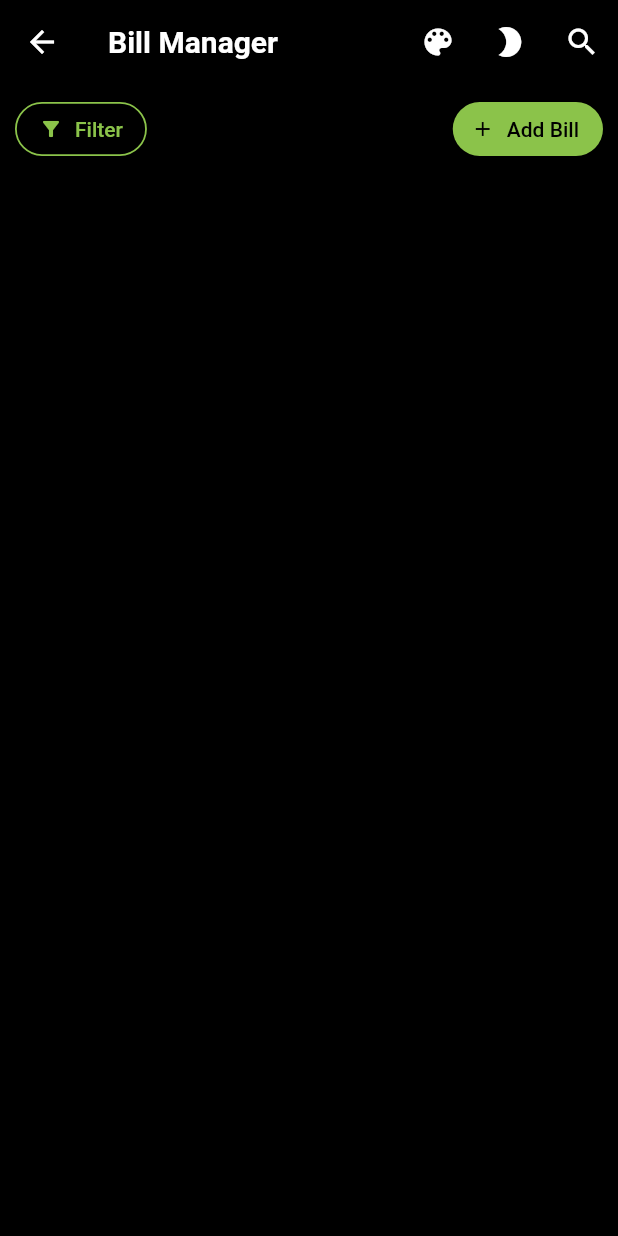
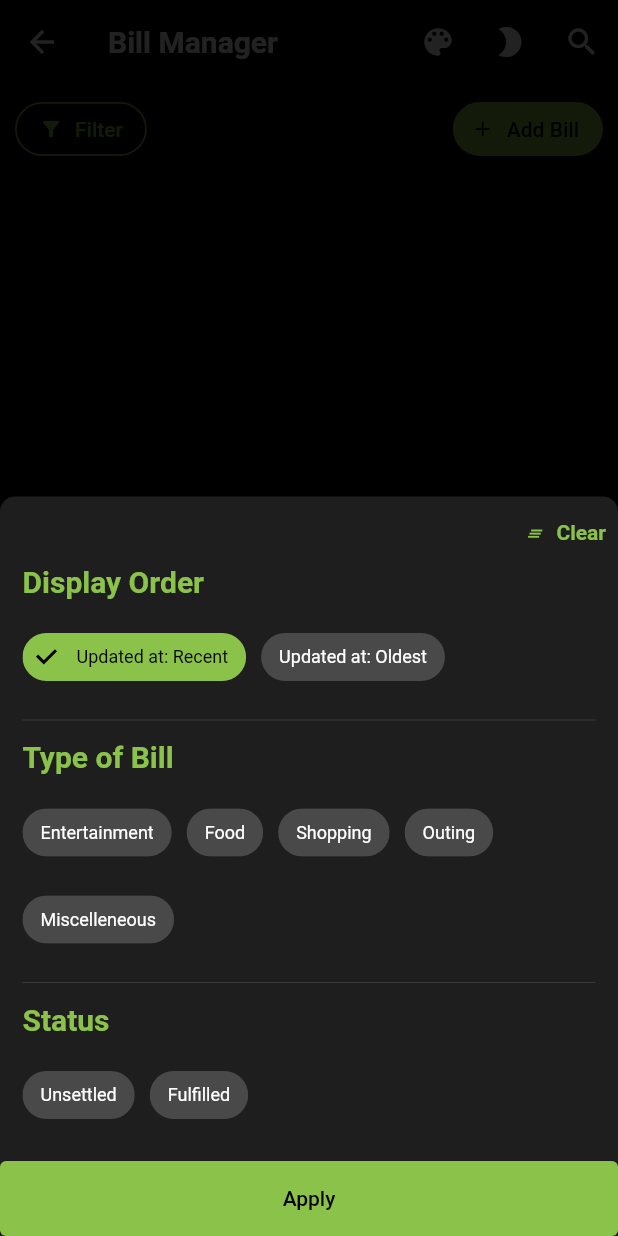
Before and after one commit to Blitter-Inc/blitter-flutter-app, a Flutter app: the BillManagerScreen screen opened directly, after a tap on "Filter", on a phone screen of 412 x 824 dp. Run offline on Flutter 3.47's test engine with Material 2 defaults, Android fonts, the light colour scheme and no system bars; our stand-ins replace contacts_service, file_picker, firebase_auth, firebase_core, flutter_bloc, flutter_svg and 2 more; accounts and stored records are empty; generated files the repository leaves out were written again; statements that could not run were skipped.

Commit message:
Implemented BillFilterModal Implemented BillManagerState and BillManagerCubit for filtering Providing BillManagerCubit into widget tree on BillManagerScreen route Added FilterModalTile widget Changed BottomModalSubmitButton to BottomModalButton, along with accepting a label argument Added bottomSheetTheme.shape, chipTheme to generateThemeDataFromPalette function Added disabledChipText in CustomColorScheme extension Added BillStatus and FetchAPIOrdering classes

```diff
--- a/lib/config/theme.dart
+++ b/lib/config/theme.dart
@@ -23,12 +23,25 @@ ThemeData generateThemeDataFromPalette({
     cardColor: palette.cardColor,
     bottomSheetTheme: themeData.bottomSheetTheme.copyWith(
       modalBackgroundColor: palette.bottomSheetModalBackgroundColor,
+      shape: const RoundedRectangleBorder(
+        borderRadius: BorderRadius.vertical(
+          top: Radius.circular(10),
+        ),
+      ),
     ),
     appBarTheme: themeData.appBarTheme.copyWith(
       elevation: 0,
       foregroundColor: palette.appBarForegroundColor,
       backgroundColor: palette.appBarBackgroundColor,
       shadowColor: palette.appBarShadowColor,
+    ),
+    chipTheme: themeData.chipTheme.copyWith(
+      selectedColor: primary,
+      checkmarkColor: Colors.black,
+      labelStyle: const TextStyle(
+        fontSize: 12,
+        color: Colors.black,
+      ),
     ),
   );
 }
--- /dev/null
+++ b/lib/data/constants/bill_status.dart
@@ -0,0 +1,27 @@
+class BillStatus {
+  static const _unsettled = ['unsettled', 'Unsettled'];
+  static const _fulfilled = ['fulfilled', 'Fulfilled'];
+
+  static final unsettled = _unsettled[0];
+  static final fulfilled = _fulfilled[0];
+
+  static final values = <String>[
+    _unsettled[0],
+    _fulfilled[0],
+  ];
+
+  static final valueIndexMap = <String, int>{
+    _unsettled[0]: 0,
+    _fulfilled[0]: 1,
+  };
+
+  static final displayValues = <String>[
+    _unsettled[1],
+    _fulfilled[1],
+  ];
+
+  static final displayValueMap = <String, String>{
+    _unsettled[0]: _unsettled[1],
+    _fulfilled[0]: _fulfilled[1],
+  };
+}
--- a/lib/data/constants/bill_type.dart
+++ b/lib/data/constants/bill_type.dart
@@ -39,4 +39,13 @@ class BillType {
     _outing[1],
     _miscelleneous[1],
   ];
+
+  static final displayValueMap = <String, String>{
+    _none[0]: _none[1],
+    _entertainment[0]: _entertainment[1],
+    _food[0]: _food[1],
+    _shopping[0]: _shopping[1],
+    _outing[0]: _outing[1],
+    _miscelleneous[0]: _miscelleneous[1],
+  };
 }
--- a/lib/data/constants/constants.dart
+++ b/lib/data/constants/constants.dart
@@ -1 +1,3 @@
+export './bill_status.dart';
 export './bill_type.dart';
+export 'fetch_api_ordering.dart';
--- /dev/null
+++ b/lib/data/constants/fetch_api_ordering.dart
@@ -0,0 +1,27 @@
+class FetchAPIOrdering {
+  static const _lastUpdatedAtDesc = ['-updated_at', 'Updated at: Recent'];
+  static const _lastUpdatedAtAsc = ['updated_at', 'Updated at: Oldest'];
+
+  static final lastUpdatedAtDesc = _lastUpdatedAtDesc[0];
+  static final lastUpdatedAtAsc = _lastUpdatedAtAsc[0];
+
+  static final values = <String>[
+    _lastUpdatedAtDesc[0],
+    _lastUpdatedAtAsc[0],
+  ];
+
+  static final valueIndexMap = <String, int>{
+    _lastUpdatedAtDesc[0]: 1,
+    _lastUpdatedAtAsc[0]: 0,
+  };
+
+  static final displayValues = <String>[
+    _lastUpdatedAtDesc[1],
+    _lastUpdatedAtAsc[1],
+  ];
+
+  static final displayValueMap = <String, String>{
+    _lastUpdatedAtDesc[0]: _lastUpdatedAtDesc[1],
+    _lastUpdatedAtAsc[0]: _lastUpdatedAtAsc[1],
+  };
+}
--- a/lib/data/cubits/bill_manager/bill_manager_cubit.dart
+++ b/lib/data/cubits/bill_manager/bill_manager_cubit.dart
@@ -3,5 +3,42 @@ import 'package:flutter_bloc/flutter_bloc.dart';
 import './bill_manager_state.dart';
 
 class BillManagerCubit extends Cubit<BillManagerState> {
-  BillManagerCubit() : super(BillManagerState());
+  BillManagerCubit() : super(BillManagerState.init());
+
+  String get orderingFilter => state.filters['ordering'];
+  String get statusFilter => state.filters['status'];
+  Set<String> get typeFilter => state.filters['type'];
+
+  void setOrderingFilter(String ordering) {
+    emit(state.copyWith(
+        filters: state.filters..update('ordering', (_) => ordering)));
+  }
+
+  void setStatusFilter(String status) {
+    emit(state.copyWith(
+        filters: state.filters..update('status', (_) => status)));
+  }
+
+  void clearStatusFilter() {
+    emit(state.copyWith(filters: state.filters..update('status', (_) => '')));
+  }
+
+  void addTypeFilter(String type) {
+    emit(state.copyWith(
+        filters: state.filters..update('type', (value) => value..add(type))));
+  }
+
+  void removeTypeFilter(String type) {
+    emit(state.copyWith(
+        filters: state.filters
+          ..update('type', (value) => value..remove(type))));
+  }
+
+  void enableFilters() {
+    emit(state.copyWith(filtersEnabled: true));
+  }
+
+  void clearFilters() {
+    emit(BillManagerState.init());
+  }
 }
--- a/lib/data/cubits/bill_manager/bill_manager_state.dart
+++ b/lib/data/cubits/bill_manager/bill_manager_state.dart
@@ -1 +1,28 @@
-class BillManagerState {}
+import 'package:blitter_flutter_app/data/constants.dart';
+
+class BillManagerState {
+  final bool filtersEnabled;
+  final Map<String, dynamic> filters;
+
+  BillManagerState({
+    required this.filtersEnabled,
+    required this.filters,
+  });
+
+  BillManagerState.init()
+      : filtersEnabled = false,
+        filters = {
+          'ordering': FetchAPIOrdering.lastUpdatedAtDesc,
+          'status': '',
+          'type': <String>{},
+        };
+
+  BillManagerState copyWith({
+    bool? filtersEnabled,
+    Map<String, dynamic>? filters,
+  }) =>
+      BillManagerState(
+        filtersEnabled: filtersEnabled ?? this.filtersEnabled,
+        filters: filters ?? this.filters,
+      );
+}
--- a/lib/data/cubits/cubits.dart
+++ b/lib/data/cubits/cubits.dart
@@ -1,4 +1,4 @@
-// export './bill_manager/bill_manager.dart';
+export './bill_manager/bill_manager.dart';
 export './bill_modal/bill_modal.dart';
 export './signin_cubit.dart';
 export './signin_state.dart';
--- a/lib/ui/app.dart
+++ b/lib/ui/app.dart
@@ -3,6 +3,7 @@ import 'package:flutter_bloc/flutter_bloc.dart';
 
 import 'package:blitter_flutter_app/config.dart';
 import 'package:blitter_flutter_app/data/blocs.dart';
+import 'package:blitter_flutter_app/data/cubits.dart';
 import './ui.dart';
 
 class BlitterApp extends StatelessWidget {
@@ -52,9 +53,11 @@ class BlitterApp extends StatelessWidget {
             },
             DashboardScreen.route: (_) => const DashboardScreen(),
             BillManagerScreen.route: (ctx) {
+              return BlocProvider<BillManagerCubit>(
+                  create: (_) => BillManagerCubit(),
+                  child: BlocBuilder<ConfigBloc, ConfigState>(
+                    builder: (context, state) {
                       final themeData = Theme.of(ctx);
-              return BlocBuilder<ConfigBloc, ConfigState>(
-                builder: (context, state) {
                       return Theme(
                         data: generateModuleThemeData(
                           defaultThemeData: themeData,
@@ -63,7 +66,7 @@ class BlitterApp extends StatelessWidget {
                         child: const BillManagerScreen(),
                       );
                     },
-              );
+                  ));
             },
           },
           debugShowCheckedModeBanner: false,
--- a/lib/ui/bill/bill_manager_screen.dart
+++ b/lib/ui/bill/bill_manager_screen.dart
@@ -22,10 +22,17 @@ class BillManagerScreen extends StatelessWidget {
         ),
         child: BillModal(billId: billId),
       ),
-      shape: const RoundedRectangleBorder(
-        borderRadius: BorderRadius.vertical(
-          top: Radius.circular(10),
-        ),
+      barrierColor: Colors.black87,
+      isScrollControlled: true,
+    );
+  }
+
+  void _showFilterModal(BuildContext context) {
+    showModalBottomSheet(
+      context: context,
+      builder: (_) => BlocProvider.value(
+        value: context.read<BillManagerCubit>(),
+        child: const BillFilterModal(),
       ),
       barrierColor: Colors.black87,
       isScrollControlled: true,
@@ -68,7 +75,7 @@ class BillManagerScreen extends StatelessWidget {
                     child: Row(
                       children: [
                         OutlinedButton.icon(
-                          onPressed: () {},
+                          onPressed: () => _showFilterModal(context),
                           icon: const Icon(Icons.filter_alt, size: 16),
                           label: const Text('Filter'),
                           style: OutlinedButton.styleFrom(
--- a/lib/ui/bill/widgets/bill_edit_modal.dart
+++ b/lib/ui/bill/widgets/bill_edit_modal.dart
@@ -6,8 +6,8 @@ import 'package:blitter_flutter_app/utils/extensions.dart';
 import 'package:blitter_flutter_app/data/cubits.dart';
 import 'package:blitter_flutter_app/data/models.dart';
 import './amount_input.dart';
+import './bottom_modal_button.dart';
 import './description_input.dart';
-import './bottom_modal_submit_button.dart';
 import './bill_action.dart';
 import './bill_name_input.dart';
 import './bill_type_picker.dart';
@@ -133,9 +133,10 @@ class _BillEditModalState extends State<BillEditModal>
               child: Column(
                 children: [
                   const BillAction(),
-                  BottomModalSubmitButton(
-                      onSubmit: () =>
-                          _onSubmit(context.read<BillModalCubit>())),
+                  BottomModalButton(
+                    label: 'Save',
+                    onPressed: () => _onSubmit(context.read<BillModalCubit>()),
+                  ),
                 ],
               ),
             ),
--- /dev/null
+++ b/lib/ui/bill/widgets/bill_filter_modal.dart
@@ -0,0 +1,157 @@
+import 'package:blitter_flutter_app/data/constants.dart';
+import 'package:flutter/material.dart';
+import 'package:flutter_bloc/flutter_bloc.dart';
+
+import 'package:blitter_flutter_app/data/cubits.dart';
+import 'package:blitter_flutter_app/utils/extensions.dart';
+import './filter_modal_tile.dart';
+import './bottom_modal_button.dart';
+
+class BillFilterModal extends StatelessWidget {
+  const BillFilterModal({
+    Key? key,
+  }) : super(key: key);
+
+  @override
+  Widget build(BuildContext context) {
+    final themeData = Theme.of(context);
+    final cubit = context.read<BillManagerCubit>();
+
+    return Container(
+      constraints: const BoxConstraints(maxHeight: 500),
+      child: Stack(
+        children: [
+          SingleChildScrollView(
+            padding: const EdgeInsets.only(
+              left: 15,
+              right: 15,
+              top: 40,
+              bottom: 60,
+            ),
+            child: BlocBuilder<BillManagerCubit, BillManagerState>(
+              builder: (context, state) {
+                return Column(
+                  children: [
+                    FilterModalTile(
+                      label: 'Display Order',
+                      child: Wrap(
+                        spacing: 10,
+                        runSpacing: 10,
+                        children: FetchAPIOrdering.values.map(
+                          (e) {
+                            final selected = e == cubit.orderingFilter;
+                            return FilterChip(
+                              label: Text(FetchAPIOrdering.displayValueMap[e]!),
+                              selected: selected,
+                              onSelected: (_) {
+                                cubit.setOrderingFilter(e);
+                              },
+                              labelStyle: themeData.chipTheme.labelStyle
+                                  .copyWith(
+                                      color: !selected
+                                          ? themeData
+                                              .colorScheme.disabledChipText
+                                          : null),
+                            );
+                          },
+                        ).toList(),
+                      ),
+                    ),
+                    const Divider(),
+                    FilterModalTile(
+                      label: 'Type of Bill',
+                      child: Wrap(
+                        spacing: 10,
+                        runSpacing: 10,
+                        children: BillType.values.sublist(1).map((e) {
+                          final selected = cubit.typeFilter.contains(e);
+                          return FilterChip(
+                            label: Text(BillType.displayValueMap[e]!),
+                            selected: selected,
+                            onSelected: (value) {
+                              if (value) {
+                                cubit.addTypeFilter(e);
+                              } else {
+                                cubit.removeTypeFilter(e);
+                              }
+                            },
+                            labelStyle: themeData.chipTheme.labelStyle.copyWith(
+                                color: !selected
+                                    ? themeData.colorScheme.disabledChipText
+                                    : null),
+                          );
+                        }).toList(),
+                      ),
+                    ),
+                    const Divider(),
+                    FilterModalTile(
+                      label: 'Status',
+                      child: Wrap(
+                        spacing: 10,
+                        runSpacing: 10,
+                        children: BillStatus.values.map((e) {
+                          final selected = e == cubit.statusFilter;
+                          return FilterChip(
+                            label: Text(BillStatus.displayValueMap[e]!),
+                            selected: selected,
+                            onSelected: (value) {
+                              if (value) {
+                                cubit.setStatusFilter(e);
+                              } else {
+                                cubit.clearStatusFilter();
+                              }
+                            },
+                            labelStyle: themeData.chipTheme.labelStyle.copyWith(
+                                color: !selected
+                                    ? themeData.colorScheme.disabledChipText
+                                    : null),
+                          );
+                        }).toList(),
+                      ),
+                    ),
+                  ],
+                );
+              },
+            ),
+          ),
+          Positioned(
+            bottom: 0,
+            child: Container(
+              height: 50,
+              color: Theme.of(context).colorScheme.bottomSheetModalBackground,
+              width: MediaQuery.of(context).size.width,
+              child: Column(
+                children: [
+                  BottomModalButton(
+                    label: 'Apply',
+                    onPressed: () async {
+                      cubit.enableFilters();
+                      Navigator.of(context).pop();
+                    },
+                  ),
+                ],
+              ),
+            ),
+          ),
+          Positioned(
+            top: 0,
+            right: 0,
+            child: TextButton.icon(
+              onPressed: () {
+                cubit.clearFilters();
+                Navigator.of(context).pop();
+              },
+              icon: const Icon(Icons.clear_all, size: 12.5),
+              label: const Text(
+                'Clear',
+                style: TextStyle(
+                  fontWeight: FontWeight.bold,
+                ),
+              ),
+            ),
+          ),
+        ],
+      ),
+    );
+  }
+}
--- /dev/null
+++ b/lib/ui/bill/widgets/bottom_modal_button.dart
@@ -0,0 +1,47 @@
+import 'package:flutter/foundation.dart';
+import 'package:flutter/material.dart';
+
+class BottomModalButton extends StatefulWidget {
+  const BottomModalButton({
+    Key? key,
+    required this.label,
+    required this.onPressed,
+  }) : super(key: key);
+
+  final String label;
+  final AsyncCallback onPressed;
+
+  @override
+  State<BottomModalButton> createState() => _BottomModalButtonState();
+}
+
+class _BottomModalButtonState extends State<BottomModalButton> {
+  bool _enabled = true;
+
+  @override
+  Widget build(BuildContext context) {
+    return SizedBox(
+      height: 50,
+      width: double.infinity,
+      child: ElevatedButton(
+        onPressed: () {
+          if (_enabled) {
+            setState(() {
+              _enabled = false;
+            });
+            widget.onPressed();
+          }
+        },
+        child: _enabled
+            ? Text(widget.label)
+            : const SizedBox.square(
+                dimension: 15,
+                child: CircularProgressIndicator(
+                  color: Colors.white,
+                  strokeWidth: 3,
+                ),
+              ),
+      ),
+    );
+  }
+}
--- a/lib/ui/bill/widgets/bottom_modal_submit_button.dart
+++ /dev/null
@@ -1,26 +0,0 @@
-import 'package:flutter/foundation.dart';
-import 'package:flutter/material.dart';
-
-class BottomModalSubmitButton extends StatelessWidget {
-  const BottomModalSubmitButton({
-    Key? key,
-    required this.onSubmit,
-  }) : super(key: key);
-
-  final AsyncCallback onSubmit;
-
-  @override
-  Widget build(BuildContext context) {
-    return SizedBox(
-      height: 50,
-      width: double.infinity,
-      child: ElevatedButton(
-        onPressed: () async {
-          // Navigator.of(context).pop();
-          await onSubmit();
-        },
-        child: const Text('Save'),
-      ),
-    );
-  }
-}
--- /dev/null
+++ b/lib/ui/bill/widgets/filter_modal_tile.dart
@@ -0,0 +1,39 @@
+import 'package:flutter/material.dart';
+
+class FilterModalTile extends StatelessWidget {
+  const FilterModalTile({
+    Key? key,
+    required this.label,
+    required this.child,
+  }) : super(key: key);
+
+  final String label;
+  final Widget child;
+
+  @override
+  Widget build(BuildContext context) {
+    final colorScheme = Theme.of(context).colorScheme;
+
+    return Column(
+      children: [
+        Container(
+          width: double.infinity,
+          padding: const EdgeInsets.symmetric(vertical: 5),
+          child: Text(
+            label,
+            style: TextStyle(
+              color: colorScheme.primary,
+              fontSize: 20,
+              fontWeight: FontWeight.bold,
+            ),
+          ),
+        ),
+        Container(
+          width: double.infinity,
+          padding: const EdgeInsets.symmetric(vertical: 10),
+          child: child,
+        ),
+      ],
+    );
+  }
+}
--- a/lib/ui/bill/widgets/widgets.dart
+++ b/lib/ui/bill/widgets/widgets.dart
@@ -1,2 +1,3 @@
 export './bill_card.dart';
 export './bill_modal.dart';
+export './bill_filter_modal.dart';
--- a/lib/utils/extensions/theme.dart
+++ b/lib/utils/extensions/theme.dart
@@ -25,4 +25,6 @@ extension CustomColorScheme on ColorScheme {
   Color get cupertinoPickerItemText => _darkThemeEnabled
       ? darkColorPalette.cupertinoPickerItemTextColor
       : lightColorPalette.cupertinoPickerItemTextColor;
+
+  Color get disabledChipText => _darkThemeEnabled ? Colors.white : Colors.black;
 }
```
Lines whose indentation alone changed are shown as unchanged.
